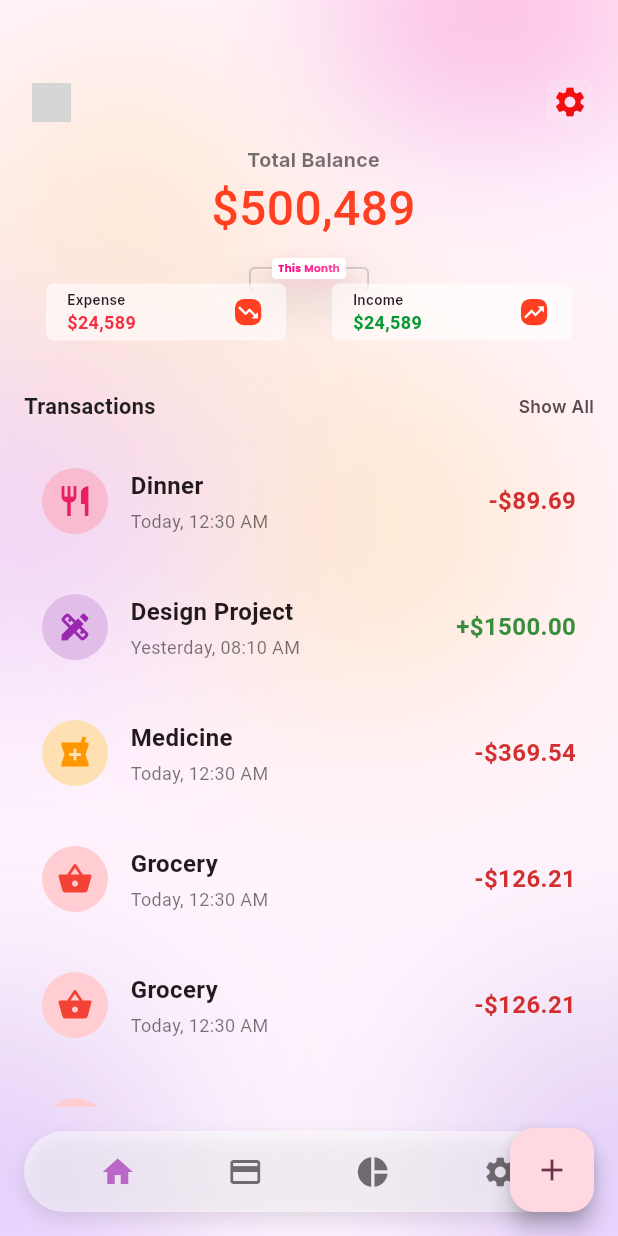
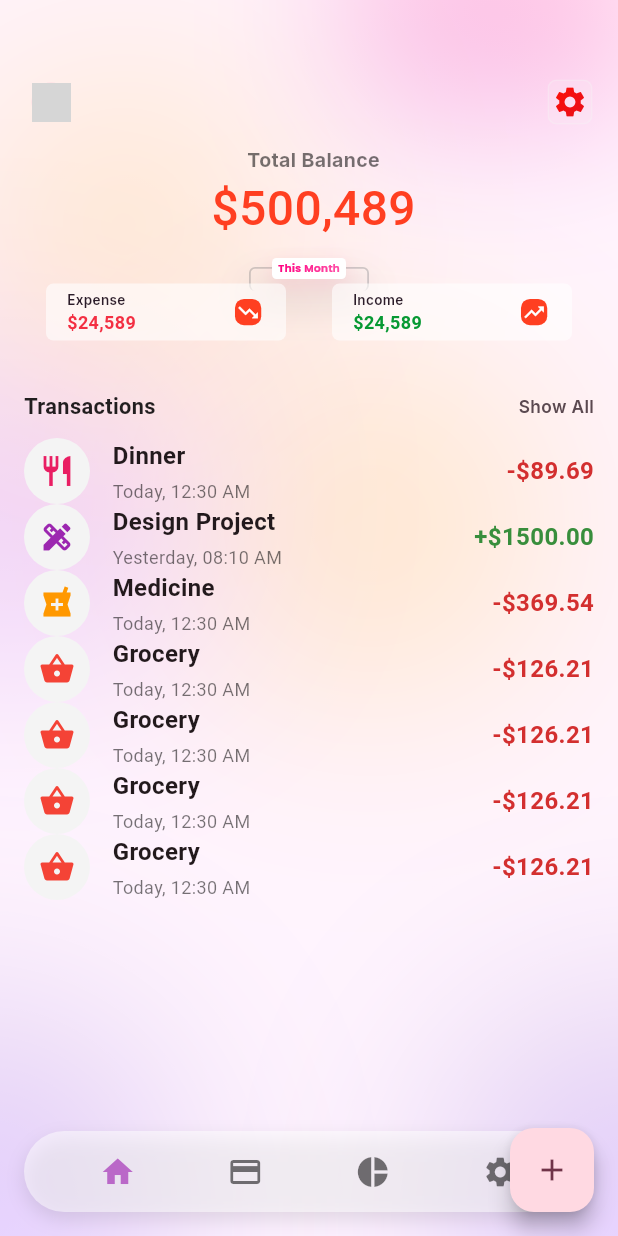
Before and after one commit to online-code-bite-md-tanvir-mahtab/income_expense_app, a Flutter app: the screen it shows after launch, on a phone screen of 412 x 824 dp. Run offline on Flutter 3.47's test engine with Material 3 defaults, Android fonts, the phone set to English and light mode, and no system bars; our stand-ins replace glassmorphism, google_fonts; missing offline and left inert: pixel_perfect; network calls fail; Roboto replaces fonts that are missing (Anta, Exo); grey boxes are pictures that could not be loaded.

Commit message:
I am fixing the list option

```diff
--- a/lib/main.dart
+++ b/lib/main.dart
@@ -443,15 +443,13 @@ class _MyHomePageState extends State<MyHomePage> {
     required bool isExpense,
   }) {
     return Container(
-      margin: const EdgeInsets.symmetric(vertical: 8.0),
-      padding: const EdgeInsets.all(12.0),
       decoration: BoxDecoration(borderRadius: BorderRadius.circular(15)),
       child: Row(
         children: [
           Container(
             padding: EdgeInsets.all(10),
             decoration: BoxDecoration(
-              color: iconBgColor,
+              color: Color(0xffF4F4F4),
               borderRadius: BorderRadius.circular(50),
             ),
             child: Icon(icon, color: iconColor),
```
